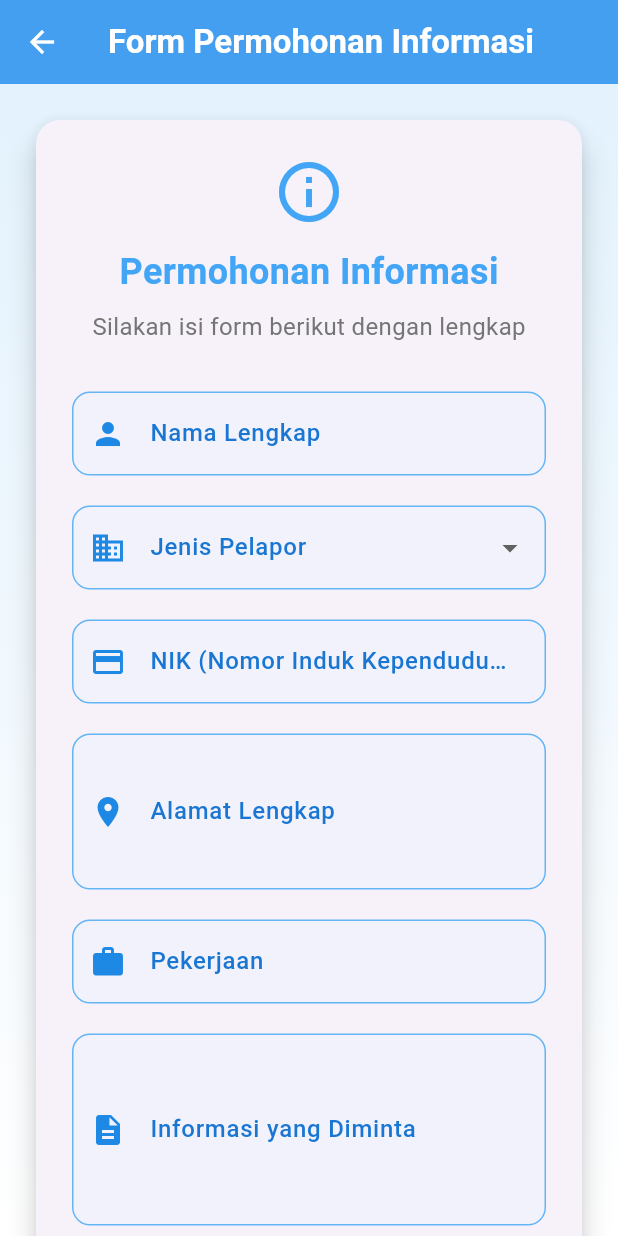
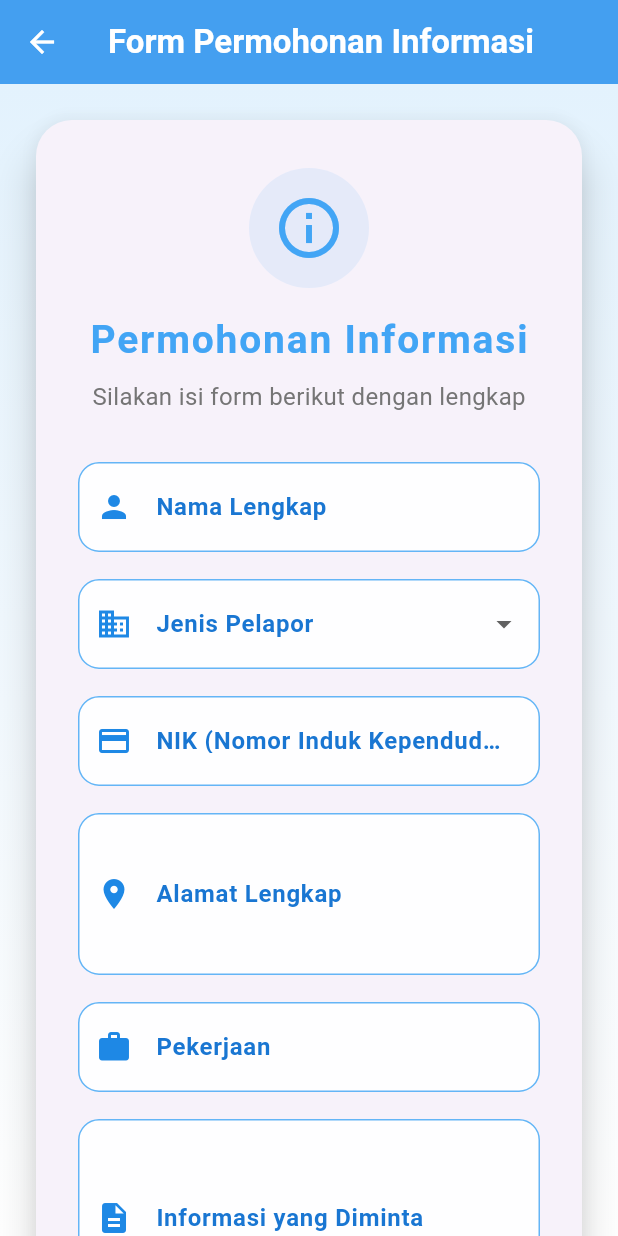
Before and after one commit to Ivan8Conan/Pandu_ISI, a Flutter app: the PermohonanInformasiPage screen opened directly, on a phone screen of 412 x 824 dp. Run offline on Flutter 3.47's test engine with Material 3 defaults, Android fonts, the light colour scheme and no system bars.

Commit message:
+ Permohonan History Page

```diff
--- a/lib/page/permohonanpage.dart
+++ b/lib/page/permohonanpage.dart
@@ -1,4 +1,5 @@
 import 'package:flutter/material.dart';
+import 'historypermohonanpage.dart';
 
 class PermohonanInformasiPage extends StatefulWidget {
   const PermohonanInformasiPage({super.key});
@@ -15,6 +16,8 @@ class _PermohonanInformasiPageState extends State<PermohonanInformasiPage> {
   final _pekerjaanController = TextEditingController();
   final _informasiController = TextEditingController();
   final _tujuanController = TextEditingController();
+
+  bool _isSubmitting = false;
 
   String? _selectedJenisPelapor;
   String? _selectedKategori;
@@ -59,17 +62,18 @@ class _PermohonanInformasiPageState extends State<PermohonanInformasiPage> {
             ],
           ),
         ),
+        child: Center(
           child: SingleChildScrollView(
             padding: const EdgeInsets.all(20.0),
             child: Form(
               key: _formKey,
               child: Card(
-              elevation: 8,
+                elevation: 12,
                 shape: RoundedRectangleBorder(
-                borderRadius: BorderRadius.circular(16),
+                  borderRadius: BorderRadius.circular(24),
                 ),
                 child: Padding(
-                padding: const EdgeInsets.all(24.0),
+                  padding: const EdgeInsets.symmetric(horizontal: 28.0, vertical: 32.0),
                   child: Column(
                     crossAxisAlignment: CrossAxisAlignment.start,
                     children: [
@@ -77,18 +81,26 @@ class _PermohonanInformasiPageState extends State<PermohonanInformasiPage> {
                       Center(
                         child: Column(
                           children: [
-                          const Icon(
+                            Container(
+                              decoration: BoxDecoration(
+                                color: const Color(0xFF42A5F5).withOpacity(0.1),
+                                shape: BoxShape.circle,
+                              ),
+                              padding: const EdgeInsets.all(16),
+                              child: const Icon(
                                 Icons.info_outline,
                                 size: 48,
                                 color: Color(0xFF42A5F5),
                               ),
-                          const SizedBox(height: 12),
+                            ),
+                            const SizedBox(height: 16),
                             const Text(
                               'Permohonan Informasi',
                               style: TextStyle(
-                              fontSize: 24,
+                                fontSize: 26,
                                 fontWeight: FontWeight.bold,
                                 color: Color(0xFF42A5F5),
+                                letterSpacing: 1.2,
                               ),
                             ),
                             const SizedBox(height: 8),
@@ -115,8 +127,9 @@ class _PermohonanInformasiPageState extends State<PermohonanInformasiPage> {
                           }
                           return null;
                         },
+                        autofillHints: const [AutofillHints.name],
                       ),
-                    const SizedBox(height: 20),
+                      const SizedBox(height: 18),
 
                       // Jenis Pelapor
                       _buildDropdownField(
@@ -136,7 +149,7 @@ class _PermohonanInformasiPageState extends State<PermohonanInformasiPage> {
                           return null;
                         },
                       ),
-                    const SizedBox(height: 20),
+                      const SizedBox(height: 18),
 
                       // NIK
                       _buildTextFormField(
@@ -153,8 +166,9 @@ class _PermohonanInformasiPageState extends State<PermohonanInformasiPage> {
                           }
                           return null;
                         },
+                        autofillHints: const [AutofillHints.telephoneNumber],
                       ),
-                    const SizedBox(height: 20),
+                      const SizedBox(height: 18),
 
                       // Alamat
                       _buildTextFormField(
@@ -168,8 +182,9 @@ class _PermohonanInformasiPageState extends State<PermohonanInformasiPage> {
                           }
                           return null;
                         },
+                        autofillHints: const [AutofillHints.fullStreetAddress],
                       ),
-                    const SizedBox(height: 20),
+                      const SizedBox(height: 18),
 
                       // Pekerjaan
                       _buildTextFormField(
@@ -182,8 +197,9 @@ class _PermohonanInformasiPageState extends State<PermohonanInformasiPage> {
                           }
                           return null;
                         },
+                        autofillHints: const [AutofillHints.jobTitle],
                       ),
-                    const SizedBox(height: 20),
+                      const SizedBox(height: 18),
 
                       // Informasi yang diminta
                       _buildTextFormField(
@@ -198,7 +214,7 @@ class _PermohonanInformasiPageState extends State<PermohonanInformasiPage> {
                           return null;
                         },
                       ),
-                    const SizedBox(height: 20),
+                      const SizedBox(height: 18),
 
                       // Kategori
                       _buildDropdownField(
@@ -218,7 +234,7 @@ class _PermohonanInformasiPageState extends State<PermohonanInformasiPage> {
                           return null;
                         },
                       ),
-                    const SizedBox(height: 20),
+                      const SizedBox(height: 18),
 
                       // Tujuan
                       _buildTextFormField(
@@ -239,33 +255,39 @@ class _PermohonanInformasiPageState extends State<PermohonanInformasiPage> {
                       SizedBox(
                         width: double.infinity,
                         height: 56,
-                      child: ElevatedButton(
-                        onPressed: _submitForm,
+                        child: ElevatedButton.icon(
+                          onPressed: _isSubmitting ? null : _submitForm,
                           style: ElevatedButton.styleFrom(
                             backgroundColor: Colors.blue.shade700,
                             foregroundColor: Colors.white,
                             shape: RoundedRectangleBorder(
-                            borderRadius: BorderRadius.circular(12),
+                              borderRadius: BorderRadius.circular(16),
                             ),
-                          elevation: 4,
+                            elevation: 6,
+                            padding: const EdgeInsets.symmetric(vertical: 14),
                           ),
-                        child: const Row(
-                          mainAxisAlignment: MainAxisAlignment.center,
-                          children: [
-                            Icon(Icons.send, size: 24),
-                            SizedBox(width: 12),
-                            Text(
-                              'Submit Permohonan',
-                              style: TextStyle(
+                          icon: _isSubmitting
+                              ? const SizedBox(
+                                  width: 24,
+                                  height: 24,
+                                  child: CircularProgressIndicator(
+                                    valueColor: AlwaysStoppedAnimation<Color>(Colors.white),
+                                    strokeWidth: 3,
+                                  ),
+                                )
+                              : const Icon(Icons.send, size: 24),
+                          label: Text(
+                            _isSubmitting ? 'Mengirim...' : 'Submit Permohonan',
+                            style: const TextStyle(
                               fontSize: 18,
                               fontWeight: FontWeight.bold,
+                              letterSpacing: 0.5,
+                            ),
+                          ),
                         ),
                       ),
                     ],
                   ),
-                      ),
-                    ),
-                  ],
                 ),
               ),
             ),
@@ -282,41 +304,44 @@ class _PermohonanInformasiPageState extends State<PermohonanInformasiPage> {
     TextInputType? keyboardType,
     int maxLines = 1,
     String? Function(String?)? validator,
+    List<String>? autofillHints,
   }) {
     return TextFormField(
       controller: controller,
       keyboardType: keyboardType,
       maxLines: maxLines,
       validator: validator,
+      autofillHints: autofillHints,
+      style: const TextStyle(fontSize: 16),
       decoration: InputDecoration(
         labelText: label,
         labelStyle: TextStyle(
           color: Colors.blue.shade700,
-          fontWeight: FontWeight.w500,
+          fontWeight: FontWeight.w600,
         ),
         prefixIcon: Icon(
           icon,
           color: Colors.blue.shade600,
         ),
         border: OutlineInputBorder(
-          borderRadius: BorderRadius.circular(12),
+          borderRadius: BorderRadius.circular(14),
           borderSide: BorderSide(color: Colors.blue.shade300),
         ),
         focusedBorder: OutlineInputBorder(
-          borderRadius: BorderRadius.circular(12),
+          borderRadius: BorderRadius.circular(14),
           borderSide: BorderSide(color: Colors.blue.shade700, width: 2),
         ),
         enabledBorder: OutlineInputBorder(
-          borderRadius: BorderRadius.circular(12),
+          borderRadius: BorderRadius.circular(14),
           borderSide: BorderSide(color: Colors.blue.shade300),
         ),
         errorBorder: OutlineInputBorder(
-          borderRadius: BorderRadius.circular(12),
+          borderRadius: BorderRadius.circular(14),
           borderSide: const BorderSide(color: Colors.red, width: 2),
         ),
         filled: true,
-        fillColor: Colors.blue.shade50.withOpacity(0.3),
-        contentPadding: const EdgeInsets.symmetric(horizontal: 16, vertical: 16),
+        fillColor: Colors.white.withOpacity(0.9),
+        contentPadding: const EdgeInsets.symmetric(horizontal: 18, vertical: 18),
       ),
     );
   }
@@ -333,35 +358,36 @@ class _PermohonanInformasiPageState extends State<PermohonanInformasiPage> {
       value: value,
       onChanged: onChanged,
       validator: validator,
+      style: const TextStyle(fontSize: 16, color: Colors.black),
       decoration: InputDecoration(
         labelText: label,
         labelStyle: TextStyle(
           color: Colors.blue.shade700,
-          fontWeight: FontWeight.w500,
+          fontWeight: FontWeight.w600,
         ),
         prefixIcon: Icon(
           icon,
           color: Colors.blue.shade600,
         ),
         border: OutlineInputBorder(
-          borderRadius: BorderRadius.circular(12),
+          borderRadius: BorderRadius.circular(14),
           borderSide: BorderSide(color: Colors.blue.shade300),
         ),
         focusedBorder: OutlineInputBorder(
-          borderRadius: BorderRadius.circular(12),
+          borderRadius: BorderRadius.circular(14),
           borderSide: BorderSide(color: Colors.blue.shade700, width: 2),
         ),
         enabledBorder: OutlineInputBorder(
-          borderRadius: BorderRadius.circular(12),
+          borderRadius: BorderRadius.circular(14),
           borderSide: BorderSide(color: Colors.blue.shade300),
         ),
         errorBorder: OutlineInputBorder(
-          borderRadius: BorderRadius.circular(12),
+          borderRadius: BorderRadius.circular(14),
           borderSide: const BorderSide(color: Colors.red, width: 2),
         ),
         filled: true,
-        fillColor: Colors.blue.shade50.withOpacity(0.3),
-        contentPadding: const EdgeInsets.symmetric(horizontal: 16, vertical: 16),
+        fillColor: Colors.white.withOpacity(0.9),
+        contentPadding: const EdgeInsets.symmetric(horizontal: 18, vertical: 18),
       ),
       items: items.map<DropdownMenuItem<String>>((String value) {
         return DropdownMenuItem<String>(
@@ -372,15 +398,23 @@ class _PermohonanInformasiPageState extends State<PermohonanInformasiPage> {
     );
   }
 
-  void _submitForm() {
+  void _submitForm() async {
     if (_formKey.currentState!.validate()) {
-      // Tampilkan dialog sukses
+      setState(() {
+        _isSubmitting = true;
+      });
+
+      await Future.delayed(const Duration(seconds: 2)); // Simulate network
+
+      setState(() {
+        _isSubmitting = false;
+      });
       showDialog(
         context: context,
         builder: (BuildContext context) {
           return AlertDialog(
             shape: RoundedRectangleBorder(
-              borderRadius: BorderRadius.circular(16),
+              borderRadius: BorderRadius.circular(20),
             ),
             title: const Row(
               children: [
@@ -402,6 +436,19 @@ class _PermohonanInformasiPageState extends State<PermohonanInformasiPage> {
             actions: [
               TextButton(
                 onPressed: () {
+                  PermohonanHistoryStore().add(
+                  PermohonanHistory(
+                    nama: _namaController.text,
+                    nik: _nikController.text,
+                    alamat: _alamatController.text,
+                    pekerjaan: _pekerjaanController.text,
+                    informasi: _informasiController.text,
+                    tujuan: _tujuanController.text,
+                    jenisPelapor: _selectedJenisPelapor ?? '',
+                    kategori: _selectedKategori ?? '',
+                    waktu: DateTime.now(),
+                  ),
+                );
                   Navigator.of(context).pop();
                   _resetForm();
                 },
```
Also changed, not shown: lib/page/historypermohonanpage.dart (added, +266 -0 lines), lib/page/homepage.dart (+9 -3 lines), pubspec.lock. Lines whose indentation alone changed are shown as unchanged.
